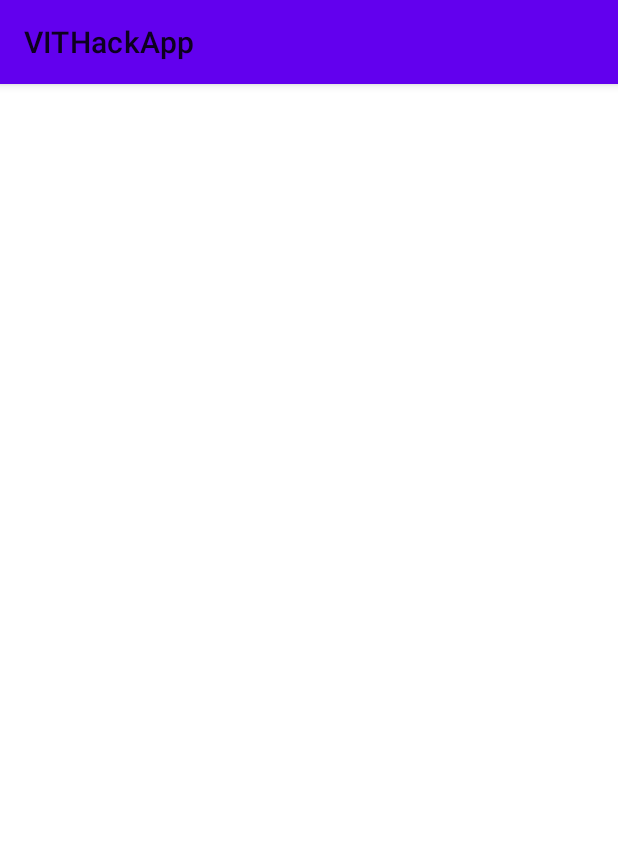
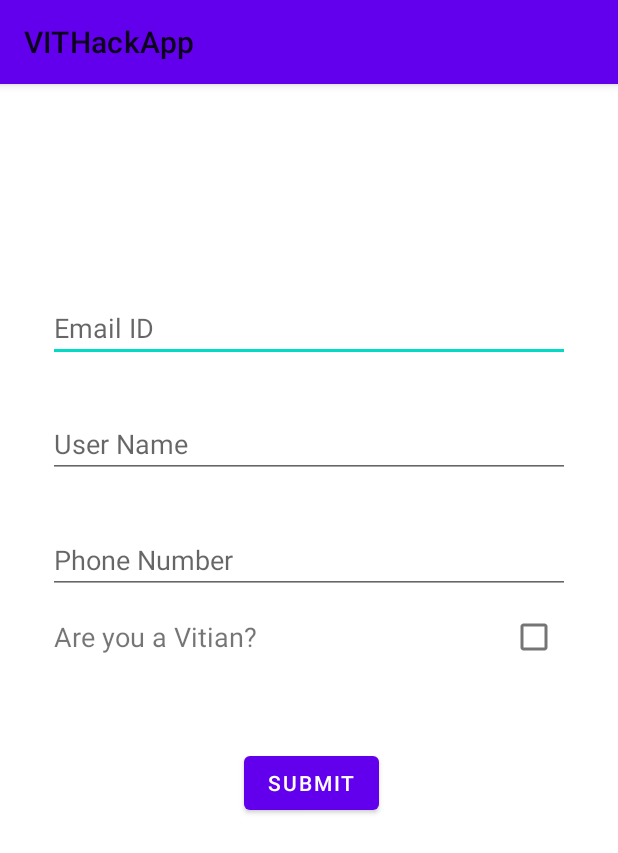
Before and after one commit to VibhorChinda/VIT-Hack-App, an Android app: the screen it shows after launch (MainActivity before the commit, ProfileSetupActivity after it), on a phone screen of 412 x 824 dp. Shown: the top 853 px of the screen. Run offline under Robolectric (Android 15) with nearby library versions, the phone set to English and light mode, and no system bars; libraries missing offline, so code that uses them is left out: org.kodein.di.

Commit message:
added navigation component

```diff
--- a/app/src/main/AndroidManifest.xml
+++ b/app/src/main/AndroidManifest.xml
@@ -10,7 +10,7 @@
         android:roundIcon="@mipmap/ic_launcher_round"
         android:supportsRtl="true"
         android:theme="@style/AppTheme">
-        <activity android:name=".ui.MainActivity">
+        <activity android:name=".ui.ProfileSetupActivity">
             <intent-filter>
                 <action android:name="android.intent.action.MAIN" />
 
--- a/app/src/main/java/com/benrostudios/vithackapp/ui/MainActivity.kt
+++ b/app/src/main/java/com/benrostudios/vithackapp/ui/ProfileSetupActivity.kt
@@ -4,10 +4,11 @@ import androidx.appcompat.app.AppCompatActivity
 import android.os.Bundle
 import com.benrostudios.vithackapp.R
 
-class MainActivity : AppCompatActivity() {
+class ProfileSetupActivity : AppCompatActivity() {
 
     override fun onCreate(savedInstanceState: Bundle?) {
         super.onCreate(savedInstanceState)
-        setContentView(R.layout.activity_main)
+        setContentView(R.layout.activity_profile_setup)
+
     }
 }
--- a/app/src/main/java/com/benrostudios/vithackapp/ui/fragments/userDetails/generalDetails/GeneralDetailsForm.kt
+++ b/app/src/main/java/com/benrostudios/vithackapp/ui/fragments/userDetails/generalDetails/GeneralDetailsForm.kt
@@ -6,15 +6,16 @@ import androidx.fragment.app.Fragment
 import android.view.LayoutInflater
 import android.view.View
 import android.view.ViewGroup
+import android.widget.Toast
+import androidx.navigation.NavController
+import androidx.navigation.Navigation
 
 import com.benrostudios.vithackapp.R
+import kotlinx.android.synthetic.main.general_details_form_fragment.*
 
 class GeneralDetailsForm : Fragment() {
 
-    companion object {
-        fun newInstance() = GeneralDetailsForm()
-    }
-
+    private lateinit var navController: NavController
     private lateinit var viewModel: GeneralDetailsFormViewModel
 
     override fun onCreateView(
@@ -24,10 +25,33 @@ class GeneralDetailsForm : Fragment() {
         return inflater.inflate(R.layout.general_details_form_fragment, container, false)
     }
 
+    override fun onViewCreated(view: View, savedInstanceState: Bundle?) {
+        super.onViewCreated(view, savedInstanceState)
+        navController = Navigation.findNavController(view)
+    }
+
     override fun onActivityCreated(savedInstanceState: Bundle?) {
         super.onActivityCreated(savedInstanceState)
+
+        submit_general_details_button.setOnClickListener {
+            navigate()
+        }
         viewModel = ViewModelProviders.of(this).get(GeneralDetailsFormViewModel::class.java)
         // TODO: Use the ViewModel
     }
 
+    private fun navigate() {
+        if (user_name_edit_text.text != null && user_name_edit_text.text.isNotEmpty() && phone_number_edit_text.text != null
+            && phone_number_edit_text.text.isNotEmpty()) {
+            if (vitian_check_box.isChecked) {
+                navController.navigate(R.id.action_generalDetailsForm_to_vitDetailsForm)
+            }
+            else {
+                Toast.makeText(context, "Check the text box", Toast.LENGTH_SHORT).show()
+            }
+        }
+        else {
+            Toast.makeText(context, "Enter all the text fields", Toast.LENGTH_SHORT).show()
+        }
+    }
 }
--- a/app/src/main/res/layout/activity_main.xml
+++ /dev/null
@@ -1,9 +0,0 @@
-<?xml version="1.0" encoding="utf-8"?>
-<androidx.constraintlayout.widget.ConstraintLayout xmlns:android="http://schemas.android.com/apk/res/android"
-    xmlns:app="http://schemas.android.com/apk/res-auto"
-    xmlns:tools="http://schemas.android.com/tools"
-    android:layout_width="match_parent"
-    android:layout_height="match_parent"
-    tools:context=".ui.MainActivity">
-
-</androidx.constraintlayout.widget.ConstraintLayout>
--- /dev/null
+++ b/app/src/main/res/layout/activity_profile_setup.xml
@@ -0,0 +1,20 @@
+<?xml version="1.0" encoding="utf-8"?>
+<androidx.constraintlayout.widget.ConstraintLayout
+    xmlns:android="http://schemas.android.com/apk/res/android"
+    xmlns:app="http://schemas.android.com/apk/res-auto"
+    android:layout_width="match_parent"
+    android:layout_height="match_parent">
+
+    <fragment
+        android:id="@+id/nav_host_fragment_profile_setup_activity"
+        android:name="androidx.navigation.fragment.NavHostFragment"
+        android:layout_width="match_parent"
+        android:layout_height="match_parent"
+        app:layout_constraintBottom_toBottomOf="parent"
+        app:layout_constraintEnd_toEndOf="parent"
+        app:layout_constraintStart_toStartOf="parent"
+        app:layout_constraintTop_toTopOf="parent"
+        app:defaultNavHost="true"
+        app:navGraph="@navigation/nav_graph_profile_setup"/>
+
+</androidx.constraintlayout.widget.ConstraintLayout>
--- a/app/src/main/res/layout/general_details_form_fragment.xml
+++ b/app/src/main/res/layout/general_details_form_fragment.xml
@@ -12,10 +12,12 @@
         android:layout_width="0dp"
         android:layout_height="wrap_content"
         android:layout_marginStart="32dp"
-        android:layout_marginTop="180dp"
+        android:layout_marginTop="140dp"
         android:layout_marginEnd="32dp"
         android:ems="10"
-        android:text="@string/email_title"
+        android:hint="@string/email_title"
+        android:inputType="textEmailAddress"
+        android:singleLine="true"
         app:layout_constraintEnd_toEndOf="parent"
         app:layout_constraintStart_toStartOf="parent"
         app:layout_constraintTop_toTopOf="parent" />
@@ -26,8 +28,9 @@
         android:layout_height="wrap_content"
         android:layout_marginTop="32dp"
         android:ems="10"
-        android:inputType="none"
-        android:text="@string/user_name_title"
+        android:hint="@string/user_name_title"
+        android:inputType="none|textPersonName"
+        android:singleLine="true"
         app:layout_constraintEnd_toEndOf="@+id/email_id_edit_text"
         app:layout_constraintStart_toStartOf="@+id/email_id_edit_text"
         app:layout_constraintTop_toBottomOf="@+id/email_id_edit_text" />
@@ -38,7 +41,9 @@
         android:layout_height="wrap_content"
         android:layout_marginTop="32dp"
         android:ems="10"
-        android:text="@string/phone_number_title"
+        android:hint="@string/phone_number_title"
+        android:inputType="phone"
+        android:singleLine="true"
         app:layout_constraintEnd_toEndOf="@+id/user_name_edit_text"
         app:layout_constraintStart_toStartOf="@+id/user_name_edit_text"
         app:layout_constraintTop_toBottomOf="@+id/user_name_edit_text" />
@@ -47,9 +52,10 @@
         android:id="@+id/textView4"
         android:layout_width="wrap_content"
         android:layout_height="wrap_content"
-        android:layout_marginTop="32dp"
+        android:layout_marginStart="4dp"
+        android:layout_marginTop="16dp"
         android:text="@string/vitian_title"
-        android:textSize="24sp"
+        android:textSize="18sp"
         app:layout_constraintEnd_toStartOf="@+id/vitian_check_box"
         app:layout_constraintHorizontal_bias="0.0"
         app:layout_constraintStart_toStartOf="@+id/phone_number_edit_text"
--- /dev/null
+++ b/app/src/main/res/navigation/nav_graph_profile_setup.xml
@@ -0,0 +1,22 @@
+<?xml version="1.0" encoding="utf-8"?>
+<navigation xmlns:android="http://schemas.android.com/apk/res/android"
+    xmlns:app="http://schemas.android.com/apk/res-auto"
+    xmlns:tools="http://schemas.android.com/tools"
+    android:id="@+id/nav_graph_profile_setup"
+    app:startDestination="@id/generalDetailsForm">
+
+    <fragment
+        android:id="@+id/generalDetailsForm"
+        android:name="com.benrostudios.vithackapp.ui.fragments.userDetails.generalDetails.GeneralDetailsForm"
+        android:label="general_details_form_fragment"
+        tools:layout="@layout/general_details_form_fragment" >
+        <action
+            android:id="@+id/action_generalDetailsForm_to_vitDetailsForm"
+            app:destination="@id/vitDetailsForm" />
+    </fragment>
+    <fragment
+        android:id="@+id/vitDetailsForm"
+        android:name="com.benrostudios.vithackapp.ui.fragments.userDetails.vitDetails.VitDetailsForm"
+        android:label="vit_details_form_fragment"
+        tools:layout="@layout/vit_details_form_fragment" />
+</navigation>
--- a/app/src/main/res/values/strings.xml
+++ b/app/src/main/res/values/strings.xml
@@ -12,4 +12,5 @@
     <string name="submit_title">Submit</string>
     <string name="reg_number_title">Registration Number</string>
     <string name="room_number_title">Room Number</string>
+    <string name="enter_details">Enter all the text fields</string>
 </resources>
```
Also changed, not shown: app/build.gradle (+9 -0 lines), app/src/main/res/layout/vit_details_form_fragment.xml (+6 -4 lines).
